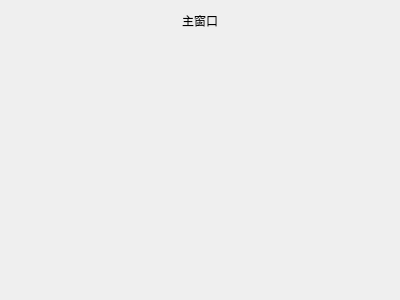
dexterleslie1/demonstration, file demo-场景案例/demo-flash-sale/ui-qt/main_widget.ui: the form before one commit.
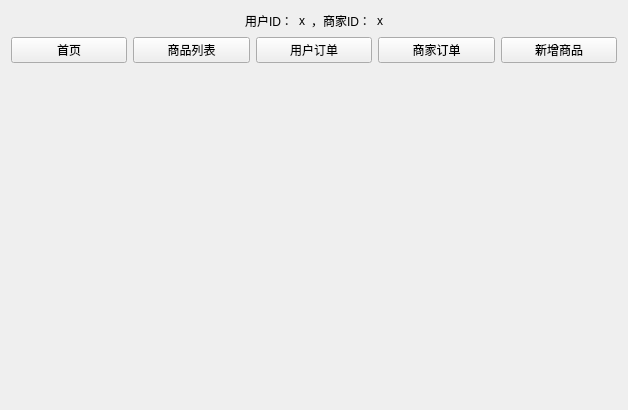
The form after the commit.

Commit message: 场景案例秒杀Qt UI实现商品购买和秒杀功能

Diff of the .ui file:
```diff
--- a/demo-场景案例/demo-flash-sale/ui-qt/main_widget.ui
+++ b/demo-场景案例/demo-flash-sale/ui-qt/main_widget.ui
@@ -6,14 +6,14 @@
    <rect>
     <x>0</x>
     <y>0</y>
-    <width>400</width>
-    <height>300</height>
+    <width>628</width>
+    <height>410</height>
    </rect>
   </property>
   <property name="windowTitle">
    <string>Form</string>
   </property>
-  <layout class="QHBoxLayout" name="horizontalLayout_2">
+  <layout class="QHBoxLayout" name="horizontalLayout_3">
    <item>
     <layout class="QVBoxLayout" name="verticalLayout">
      <item>
@@ -34,7 +34,28 @@
        <item>
         <widget class="QLabel" name="label">
          <property name="text">
-          <string>主窗口</string>
+          <string>用户ID：</string>
+         </property>
+        </widget>
+       </item>
+       <item>
+        <widget class="QLabel" name="label_2">
+         <property name="text">
+          <string>x</string>
+         </property>
+        </widget>
+       </item>
+       <item>
+        <widget class="QLabel" name="label_3">
+         <property name="text">
+          <string>，商家ID：</string>
+         </property>
+        </widget>
+       </item>
+       <item>
+        <widget class="QLabel" name="label_4">
+         <property name="text">
+          <string>x</string>
          </property>
         </widget>
        </item>
@@ -54,17 +75,49 @@
       </layout>
      </item>
      <item>
-      <spacer name="verticalSpacer">
-       <property name="orientation">
-        <enum>Qt::Vertical</enum>
-       </property>
-       <property name="sizeHint" stdset="0">
-        <size>
-         <width>20</width>
-         <height>40</height>
-        </size>
-       </property>
-      </spacer>
+      <layout class="QHBoxLayout" name="horizontalLayout_2">
+       <item>
+        <widget class="QPushButton" name="pushButtonInfo">
+         <property name="text">
+          <string>首页</string>
+         </property>
+        </widget>
+       </item>
+       <item>
+        <widget class="QPushButton" name="pushButtonProductList">
+         <property name="text">
+          <string>商品列表</string>
+         </property>
+        </widget>
+       </item>
+       <item>
+        <widget class="QPushButton" name="pushButtonListByUserId">
+         <property name="text">
+          <string>用户订单</string>
+         </property>
+        </widget>
+       </item>
+       <item>
+        <widget class="QPushButton" name="pushButtonListByMerchantId">
+         <property name="text">
+          <string>商家订单</string>
+         </property>
+        </widget>
+       </item>
+       <item>
+        <widget class="QPushButton" name="pushButtonCreateProduct">
+         <property name="text">
+          <string>新增商品</string>
+         </property>
+        </widget>
+       </item>
+      </layout>
+     </item>
+     <item>
+      <widget class="QStackedWidget" name="stackedWidget">
+       <widget class="QWidget" name="page"/>
+       <widget class="QWidget" name="page_2"/>
+      </widget>
      </item>
     </layout>
    </item>
```
The commit also changes 22 other files.
